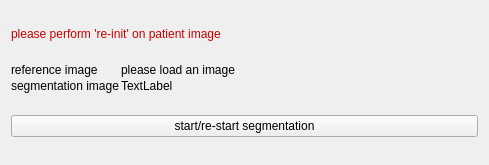
First picture: the form in Code/Gui/MITK/Modules/niftkMIDASGui/Resources/UI/QmitkMIDASImageAndSegmentationSelector.ui, repository NifTK/NifTK, before the edit.
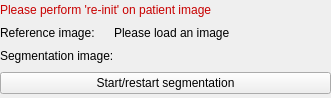
Second picture: the form after the edit.

Commit message: Bug #2224: MIDAS plugins GUI tweaks

Diff of the .ui file:
```diff
--- a/Code/Gui/MITK/Modules/niftkMIDASGui/Resources/UI/QmitkMIDASImageAndSegmentationSelector.ui
+++ b/Code/Gui/MITK/Modules/niftkMIDASGui/Resources/UI/QmitkMIDASImageAndSegmentationSelector.ui
@@ -6,8 +6,8 @@
    <rect>
     <x>0</x>
     <y>0</y>
-    <width>489</width>
-    <height>165</height>
+    <width>331</width>
+    <height>98</height>
    </rect>
   </property>
   <property name="sizePolicy">
@@ -19,15 +19,120 @@
   <property name="windowTitle">
    <string>Form</string>
   </property>
-  <layout class="QVBoxLayout" name="verticalLayout">
-   <item>
-    <widget class="QLabel" name="m_AlignmentWarningLabel">
+  <layout class="QGridLayout" name="gridLayout_2">
+   <property name="horizontalSpacing">
+    <number>0</number>
+   </property>
+   <property name="verticalSpacing">
+    <number>6</number>
+   </property>
+   <property name="margin">
+    <number>0</number>
+   </property>
+   <item row="1" column="0">
+    <widget class="QLabel" name="m_ReferenceImageLabel">
      <property name="sizePolicy">
       <sizepolicy hsizetype="Fixed" vsizetype="Fixed">
        <horstretch>0</horstretch>
        <verstretch>0</verstretch>
       </sizepolicy>
      </property>
+     <property name="text">
+      <string>Reference image:</string>
+     </property>
+    </widget>
+   </item>
+   <item row="2" column="1">
+    <widget class="QLabel" name="m_SegmentationImageNameLabel">
+     <property name="text">
+      <string/>
+     </property>
+    </widget>
+   </item>
+   <item row="1" column="1">
+    <widget class="QLabel" name="m_ReferenceImageNameLabel">
+     <property name="sizePolicy">
+      <sizepolicy hsizetype="Preferred" vsizetype="Fixed">
+       <horstretch>0</horstretch>
+       <verstretch>0</verstretch>
+      </sizepolicy>
+     </property>
+     <property name="palette">
+      <palette>
+       <active>
+        <colorrole role="Text">
+         <brush brushstyle="SolidPattern">
+          <color alpha="255">
+           <red>200</red>
+           <green>0</green>
+           <blue>0</blue>
+          </color>
+         </brush>
+        </colorrole>
+       </active>
+       <inactive>
+        <colorrole role="Text">
+         <brush brushstyle="SolidPattern">
+          <color alpha="255">
+           <red>69</red>
+           <green>69</green>
+           <blue>69</blue>
+          </color>
+         </brush>
+        </colorrole>
+       </inactive>
+       <disabled>
+        <colorrole role="Text">
+         <brush brushstyle="SolidPattern">
+          <color alpha="255">
+           <red>69</red>
+           <green>69</green>
+           <blue>69</blue>
+          </color>
+         </brush>
+        </colorrole>
+       </disabled>
+      </palette>
+     </property>
+     <property name="text">
+      <string>Please load an image</string>
+     </property>
+    </widget>
+   </item>
+   <item row="2" column="0">
+    <widget class="QLabel" name="m_SegmentationImageLabel">
+     <property name="sizePolicy">
+      <sizepolicy hsizetype="Preferred" vsizetype="Fixed">
+       <horstretch>0</horstretch>
+       <verstretch>0</verstretch>
+      </sizepolicy>
+     </property>
+     <property name="text">
+      <string>Segmentation image:</string>
+     </property>
+    </widget>
+   </item>
+   <item row="3" column="0" colspan="2">
+    <widget class="QPushButton" name="m_NewSegmentationButton">
+     <property name="sizePolicy">
+      <sizepolicy hsizetype="Preferred" vsizetype="Fixed">
+       <horstretch>0</horstretch>
+       <verstretch>0</verstretch>
+      </sizepolicy>
+     </property>
+     <property name="text">
+      <string>Start/restart segmentation</string>
+     </property>
+    </widget>
+   </item>
+   <item row="0" column="0" colspan="2">
+    <widget class="QLabel" name="m_AlignmentWarningLabel">
+     <property name="sizePolicy">
+      <sizepolicy hsizetype="Preferred" vsizetype="Fixed">
+       <horstretch>0</horstretch>
+       <verstretch>0</verstretch>
+      </sizepolicy>
+     </property>
      <property name="palette">
       <palette>
        <active>
@@ -126,104 +231,7 @@
       </font>
      </property>
      <property name="text">
-      <string>please perform 're-init' on patient image</string>
-     </property>
-    </widget>
-   </item>
-   <item>
-    <layout class="QGridLayout" name="gridLayout">
-     <property name="spacing">
-      <number>2</number>
-     </property>
-     <item row="0" column="0">
-      <widget class="QLabel" name="m_ReferenceImageLabel">
-       <property name="sizePolicy">
-        <sizepolicy hsizetype="Fixed" vsizetype="Fixed">
-         <horstretch>0</horstretch>
-         <verstretch>0</verstretch>
-        </sizepolicy>
-       </property>
-       <property name="text">
-        <string>reference image</string>
-       </property>
-      </widget>
-     </item>
-     <item row="0" column="1">
-      <widget class="QLabel" name="m_ReferenceImageNameLabel">
-       <property name="sizePolicy">
-        <sizepolicy hsizetype="Minimum" vsizetype="Fixed">
-         <horstretch>0</horstretch>
-         <verstretch>0</verstretch>
-        </sizepolicy>
-       </property>
-       <property name="palette">
-        <palette>
-         <active>
-          <colorrole role="Text">
-           <brush brushstyle="SolidPattern">
-            <color alpha="255">
-             <red>200</red>
-             <green>0</green>
-             <blue>0</blue>
-            </color>
-           </brush>
-          </colorrole>
-         </active>
-         <inactive>
-          <colorrole role="Text">
-           <brush brushstyle="SolidPattern">
-            <color alpha="255">
-             <red>69</red>
-             <green>69</green>
-             <blue>69</blue>
-            </color>
-           </brush>
-          </colorrole>
-         </inactive>
-         <disabled>
-          <colorrole role="Text">
-           <brush brushstyle="SolidPattern">
-            <color alpha="255">
-             <red>69</red>
-             <green>69</green>
-             <blue>69</blue>
-            </color>
-           </brush>
-          </colorrole>
-         </disabled>
-        </palette>
-       </property>
-       <property name="text">
-        <string>please load an image</string>
-       </property>
-      </widget>
-     </item>
-     <item row="1" column="0">
-      <widget class="QLabel" name="m_SegmentationImageLabel">
-       <property name="sizePolicy">
-        <sizepolicy hsizetype="Fixed" vsizetype="Fixed">
-         <horstretch>0</horstretch>
-         <verstretch>0</verstretch>
-        </sizepolicy>
-       </property>
-       <property name="text">
-        <string>segmentation image</string>
-       </property>
-      </widget>
-     </item>
-     <item row="1" column="1">
-      <widget class="QLabel" name="m_SegmentationImageNameLabel">
-       <property name="text">
-        <string>TextLabel</string>
-       </property>
-      </widget>
-     </item>
-    </layout>
-   </item>
-   <item>
-    <widget class="QPushButton" name="m_NewSegmentationButton">
-     <property name="text">
-      <string>start/re-start segmentation</string>
+      <string>Please perform 're-init' on patient image</string>
      </property>
     </widget>
    </item>
```
The commit also changes 15 other files.
